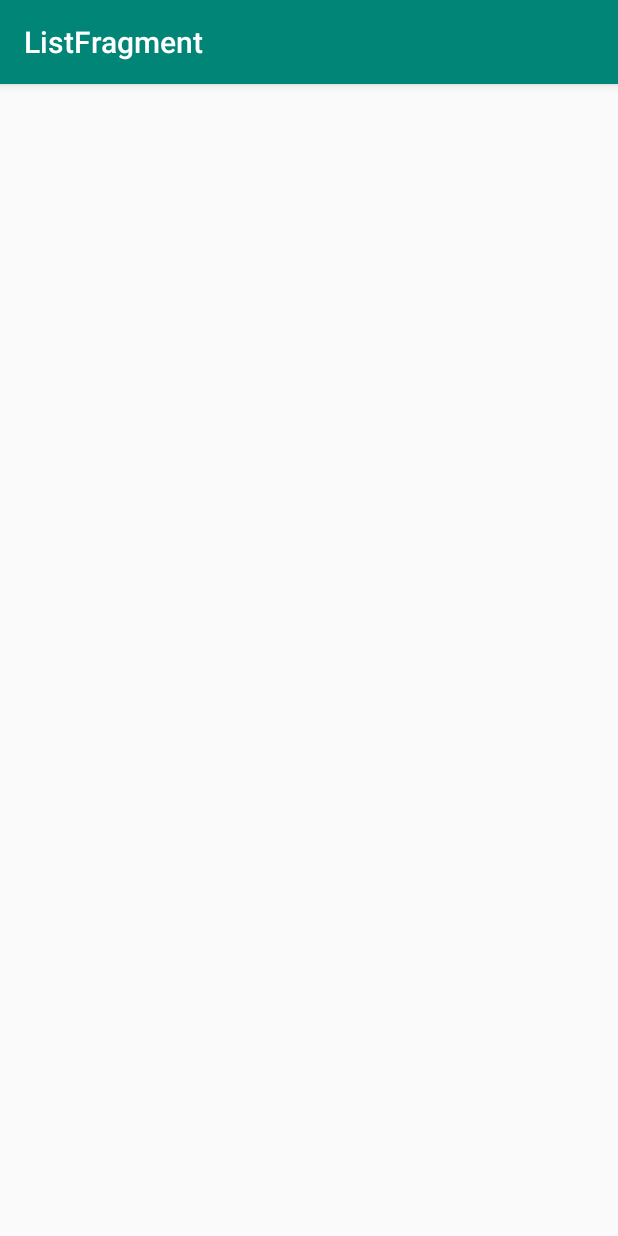
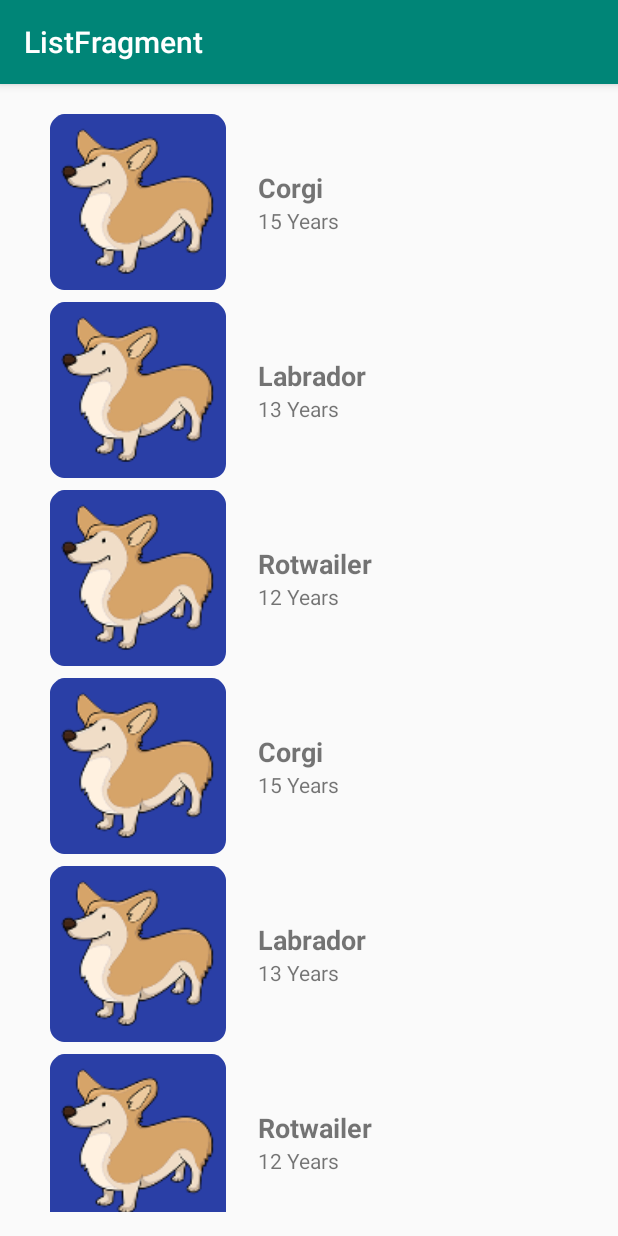
Before and after one commit to tobymohr/AndroidTesting, an Android app: the screen it shows after launch (MainActivity), on a phone screen of 412 x 824 dp. Run offline under Robolectric (Android 15) with nearby library versions, the phone set to English and light mode, and no system bars; our stand-ins replace data binding, navigation-ui.

Commit message:
models and viewmodels

```diff
--- /dev/null
+++ b/app/src/main/java/com/example/udemytest/model/Model.kt
@@ -0,0 +1,11 @@
+package com.example.udemytest.model
+
+data class DogBreed(
+    val breedId: String?,
+    val dogBreed: String?,
+    val lifeSpan: String?,
+    val breedGroup: String?,
+    val bredFor: String?,
+    val temperament: String?,
+    val imageUrl: String?
+)
--- /dev/null
+++ b/app/src/main/java/com/example/udemytest/view/DogsListAdapter.kt
@@ -0,0 +1,35 @@
+package com.example.udemytest.view
+
+import android.view.LayoutInflater
+import android.view.View
+import android.view.ViewGroup
+import androidx.recyclerview.widget.RecyclerView
+import com.example.udemytest.R
+import com.example.udemytest.model.DogBreed
+import kotlinx.android.synthetic.main.item_dog.view.*
+
+class DogsListAdapter(val dogsList: ArrayList<DogBreed>): RecyclerView.Adapter<DogsListAdapter.DogViewHolder>() {
+
+    fun updateDogList(newDogsList: List<DogBreed>){
+        dogsList.clear()
+        dogsList.addAll(newDogsList)
+        notifyDataSetChanged()
+    }
+
+    override fun onCreateViewHolder(parent: ViewGroup, viewType: Int): DogViewHolder {
+        val inflater = LayoutInflater.from(parent.context)
+        val view = inflater.inflate(R.layout.item_dog, parent, false)
+        return DogViewHolder(view)
+    }
+
+    override fun getItemCount(): Int = dogsList.size
+
+    override fun onBindViewHolder(holder: DogViewHolder, position: Int) {
+        holder.view.name.text = dogsList[position].dogBreed
+        holder.view.lifeSpan.text = dogsList[position].lifeSpan
+    }
+
+    class DogViewHolder(var view: View) : RecyclerView.ViewHolder(view){
+
+    }
+}
--- a/app/src/main/java/com/example/udemytest/view/ListFragment.kt
+++ b/app/src/main/java/com/example/udemytest/view/ListFragment.kt
@@ -6,12 +6,22 @@ import androidx.fragment.app.Fragment
 import android.view.LayoutInflater
 import android.view.View
 import android.view.ViewGroup
+import androidx.lifecycle.Observer
+import androidx.lifecycle.ViewModelProvider
+import androidx.lifecycle.ViewModelProviders
 import androidx.navigation.Navigation
+import androidx.recyclerview.widget.LinearLayoutManager
+import androidx.recyclerview.widget.RecyclerView
 
 import com.example.udemytest.R
+import com.example.udemytest.model.DogBreed
+import com.example.udemytest.viewmodel.ListViewModel
 import kotlinx.android.synthetic.main.fragment_list.*
 
 class ListFragment : Fragment() {
+
+    private lateinit var viewModel: ListViewModel
+    private val dogsListAdapter = DogsListAdapter(arrayListOf())
 
     override fun onCreateView(
         inflater: LayoutInflater, container: ViewGroup?,
@@ -23,8 +33,40 @@ class ListFragment : Fragment() {
 
     override fun onViewCreated(view: View, savedInstanceState: Bundle?) {
         super.onViewCreated(view, savedInstanceState)
+        viewModel = ViewModelProviders.of(this).get(ListViewModel::class.java)
+        viewModel.refresh()
 
+        dogsList.apply {
+            layoutManager = LinearLayoutManager(context)
+            adapter = dogsListAdapter
+        }
+        observeViewModel()
     }
 
+    fun observeViewModel() {
+        viewModel.dogs.observe(this, Observer {dogs ->
+            dogs?.let {
+                dogsList.visibility = View.VISIBLE
+                dogsListAdapter.updateDogList(dogs)
+            }
+        })
+
+        viewModel.dogsLoadError.observe(this, Observer { isError ->
+            isError?.let {
+                listError.visibility =if(it) View.VISIBLE else View.GONE
+            }
+        })
+
+        viewModel.loading.observe(this, Observer { isLoading ->
+            isLoading?.let {
+                loadingView.visibility = if(it) View.VISIBLE else View.GONE
+                if(it){
+                    listError.visibility = View.GONE
+                    dogsList.visibility = View.GONE
+                }
+            }
+
+        })
+    }
 
 }
--- /dev/null
+++ b/app/src/main/java/com/example/udemytest/viewmodel/ListViewModel.kt
@@ -0,0 +1,35 @@
+package com.example.udemytest.viewmodel
+
+import androidx.lifecycle.MutableLiveData
+import androidx.lifecycle.ViewModel
+import com.example.udemytest.model.DogBreed
+
+class ListViewModel : ViewModel() {
+
+    val dogs = MutableLiveData<List<DogBreed>>()
+    val dogsLoadError = MutableLiveData<Boolean>()
+    val loading = MutableLiveData<Boolean>()
+
+    fun refresh(){
+        val dog1 =  DogBreed("1", "Corgi", "15 Years", "breedGroup", "bredFor", "temperament", "")
+        val dog2 =  DogBreed("2", "Labrador", "13 Years", "breedGroup", "bredFor", "temperament", "")
+        val dog3 =  DogBreed("3", "Rotwailer", "12 Years", "breedGroup", "bredFor", "temperament", "")
+        val dog4 =  DogBreed("1", "Corgi", "15 Years", "breedGroup", "bredFor", "temperament", "")
+        val dog5 =  DogBreed("2", "Labrador", "13 Years", "breedGroup", "bredFor", "temperament", "")
+        val dog6 =  DogBreed("3", "Rotwailer", "12 Years", "breedGroup", "bredFor", "temperament", "")
+        val dog7 =  DogBreed("1", "Corgi", "15 Years", "breedGroup", "bredFor", "temperament", "")
+        val dog8 =  DogBreed("2", "Labrador", "13 Years", "breedGroup", "bredFor", "temperament", "")
+        val dog9 =  DogBreed("3", "Rotwailer", "12 Years", "breedGroup", "bredFor", "temperament", "")
+        val dog10 =  DogBreed("1", "Corgi", "15 Years", "breedGroup", "bredFor", "temperament", "")
+        val dog11 =  DogBreed("2", "Labrador", "13 Years", "breedGroup", "bredFor", "temperament", "")
+        val dog12 =  DogBreed("3", "Rotwailer", "12 Years", "breedGroup", "bredFor", "temperament", "")
+        val dog13 =  DogBreed("1", "Corgi", "15 Years", "breedGroup", "bredFor", "temperament", "")
+        val dog14 =  DogBreed("2", "Labrador", "13 Years", "breedGroup", "bredFor", "temperament", "")
+        val dog15 =  DogBreed("3", "Rotwailer", "12 Years", "breedGroup", "bredFor", "temperament", "")
+        val dogList = arrayListOf<DogBreed>(dog1,dog2,dog3,dog4,dog5,dog6,dog7,dog8,dog9,dog10,dog11,dog12,dog13,dog14,dog15)
+        dogs.value = dogList
+        dogsLoadError.value = false
+        loading.value = false
+    }
+
+}
--- a/app/src/main/res/layout/fragment_detail.xml
+++ b/app/src/main/res/layout/fragment_detail.xml
@@ -8,6 +8,60 @@
         android:layout_height="match_parent"
         tools:context=".view.DetailFragment">
 
+        <ImageView
+            android:id="@+id/dogImage"
+            android:layout_width="match_parent"
+            android:layout_height="wrap_content"
+            android:minHeight="200dp"
+            android:scaleType="fitCenter"
+            android:src="@mipmap/ic_dog_icon"
+            app:layout_constraintEnd_toEndOf="parent"
+            app:layout_constraintStart_toStartOf="parent"
+            app:layout_constraintTop_toTopOf="parent" />
+
+        <TextView
+            android:id="@+id/dogName"
+            style="@style/Title"
+            android:layout_width="wrap_content"
+            android:layout_height="wrap_content"
+            android:layout_margin="4dp"
+            android:text="Dog Name"
+            app:layout_constraintEnd_toEndOf="parent"
+            app:layout_constraintStart_toStartOf="parent"
+            app:layout_constraintTop_toBottomOf="@+id/dogImage" />
+
+        <TextView
+            android:id="@+id/dogPurpose"
+            style="@style/Text"
+            android:layout_width="wrap_content"
+            android:layout_height="wrap_content"
+            android:layout_margin="4dp"
+            android:text="Dog Purpose"
+            app:layout_constraintEnd_toEndOf="parent"
+            app:layout_constraintStart_toStartOf="parent"
+            app:layout_constraintTop_toBottomOf="@+id/dogName" />
+
+        <TextView
+            android:id="@+id/dogTemperament"
+            style="@style/Text"
+            android:layout_width="wrap_content"
+            android:layout_height="wrap_content"
+            android:layout_margin="4dp"
+            android:text="Dog Temperament"
+            app:layout_constraintEnd_toEndOf="parent"
+            app:layout_constraintStart_toStartOf="parent"
+            app:layout_constraintTop_toBottomOf="@+id/dogPurpose" />
+
+        <TextView
+            android:id="@+id/dogLifespan"
+            style="@style/Text"
+            android:layout_width="wrap_content"
+            android:layout_height="wrap_content"
+            android:layout_margin="4dp"
+            android:text="Dog Lifespan"
+            app:layout_constraintEnd_toEndOf="parent"
+            app:layout_constraintStart_toStartOf="parent"
+            app:layout_constraintTop_toBottomOf="@+id/dogTemperament" />
 
     </androidx.constraintlayout.widget.ConstraintLayout>
 </layout>
--- a/app/src/main/res/layout/fragment_list.xml
+++ b/app/src/main/res/layout/fragment_list.xml
@@ -4,12 +4,51 @@
     xmlns:app="http://schemas.android.com/apk/res-auto"
     xmlns:tools="http://schemas.android.com/tools">
 
-    <androidx.constraintlayout.widget.ConstraintLayout
+    <androidx.swiperefreshlayout.widget.SwipeRefreshLayout
+        android:id="@+id/refreshLayout"
         android:layout_width="match_parent"
-        android:layout_height="match_parent"
-        tools:context=".view.ListFragment">
+        android:layout_height="match_parent">
+
+        <androidx.constraintlayout.widget.ConstraintLayout
+            android:layout_width="match_parent"
+            android:layout_height="match_parent"
+            tools:context=".view.ListFragment">
 
 
+            <androidx.recyclerview.widget.RecyclerView
+                android:id="@+id/dogsList"
+                android:layout_width="0dp"
+                android:layout_margin="8dp"
+                android:layout_height="match_parent"
+                app:layout_constraintBottom_toBottomOf="parent"
+                app:layout_constraintEnd_toEndOf="parent"
+                app:layout_constraintStart_toStartOf="parent" />
 
-    </androidx.constraintlayout.widget.ConstraintLayout>
+            <TextView
+                android:id="@+id/listError"
+                android:layout_width="wrap_content"
+                android:layout_height="wrap_content"
+                android:text="An error occured"
+                app:layout_constraintBottom_toBottomOf="parent"
+                app:layout_constraintEnd_toEndOf="parent"
+                app:layout_constraintStart_toStartOf="parent"
+                app:layout_constraintTop_toTopOf="parent">
+
+            </TextView>
+
+            <ProgressBar
+                android:id="@+id/loadingView"
+                android:layout_width="wrap_content"
+                android:layout_height="wrap_content"
+                app:layout_constraintBottom_toBottomOf="parent"
+                app:layout_constraintEnd_toEndOf="parent"
+                app:layout_constraintStart_toStartOf="parent"
+                app:layout_constraintTop_toTopOf="parent">
+
+            </ProgressBar>
+
+
+        </androidx.constraintlayout.widget.ConstraintLayout>
+
+    </androidx.swiperefreshlayout.widget.SwipeRefreshLayout>
 </layout>
--- /dev/null
+++ b/app/src/main/res/layout/item_dog.xml
@@ -0,0 +1,44 @@
+<?xml version="1.0" encoding="utf-8"?>
+
+<layout xmlns:android="http://schemas.android.com/apk/res/android">
+
+    <LinearLayout
+        android:layout_width="match_parent"
+        android:layout_height="125dp"
+        android:orientation="horizontal">
+
+    <ImageView
+        android:id="@+id/imageView"
+        android:layout_width="0dp"
+        android:layout_height="match_parent"
+        android:layout_weight="2"
+        android:src="@mipmap/ic_dog_icon"
+        android:padding="4dp"/>
+
+        <LinearLayout
+            android:layout_weight="3"
+            android:layout_width="0dp"
+            android:layout_height="match_parent"
+            android:padding="4dp"
+            android:gravity="center_vertical"
+            android:orientation="vertical">
+
+            <TextView
+                android:id="@+id/name"
+                android:layout_width="wrap_content"
+                android:layout_height="wrap_content"
+                style="@style/Title"
+                android:text="DogName"/>
+
+            <TextView
+                android:id="@+id/lifeSpan"
+                android:layout_width="wrap_content"
+                android:layout_height="wrap_content"
+                style="@style/Text"
+                android:text="Life span"/>
+
+
+        </LinearLayout>
+
+    </LinearLayout>
+</layout>
--- a/app/src/main/res/values/styles.xml
+++ b/app/src/main/res/values/styles.xml
@@ -8,4 +8,13 @@
         <item name="colorAccent">@color/colorAccent</item>
     </style>
 
+    <style name="Title">
+        <item name="android:textSize">18sp</item>
+        <item name="android:textStyle">bold</item>
+    </style>
+
+    <style name="Text">
+        <item name="android:textSize">14sp</item>
+    </style>
+
 </resources>
```
